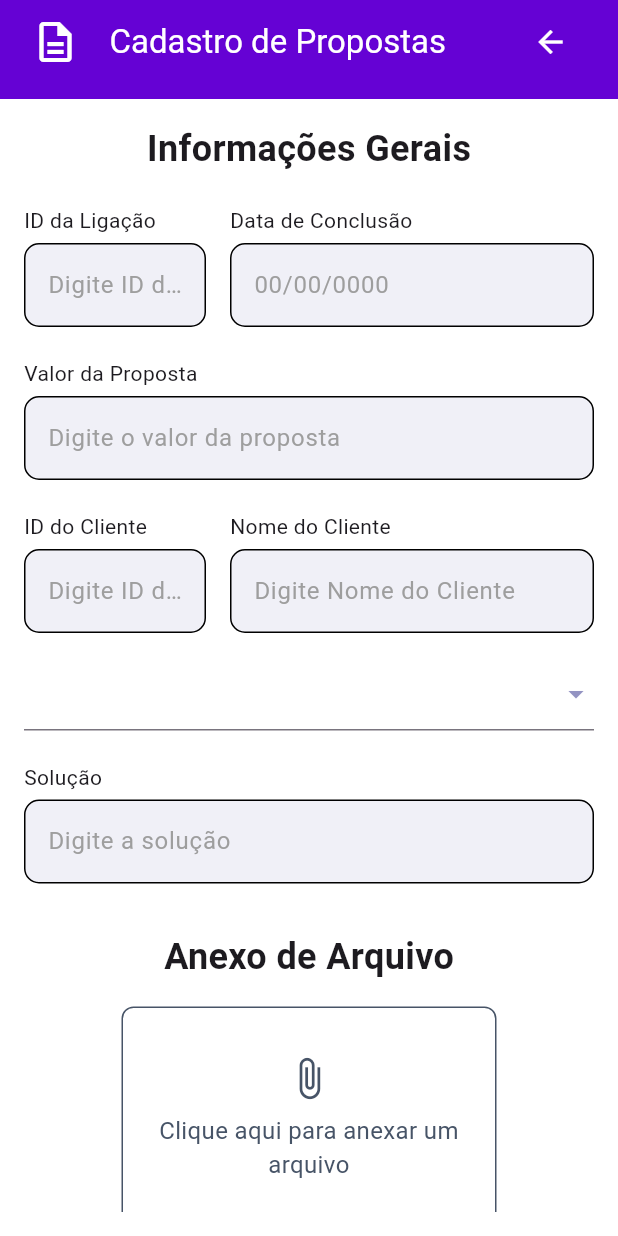
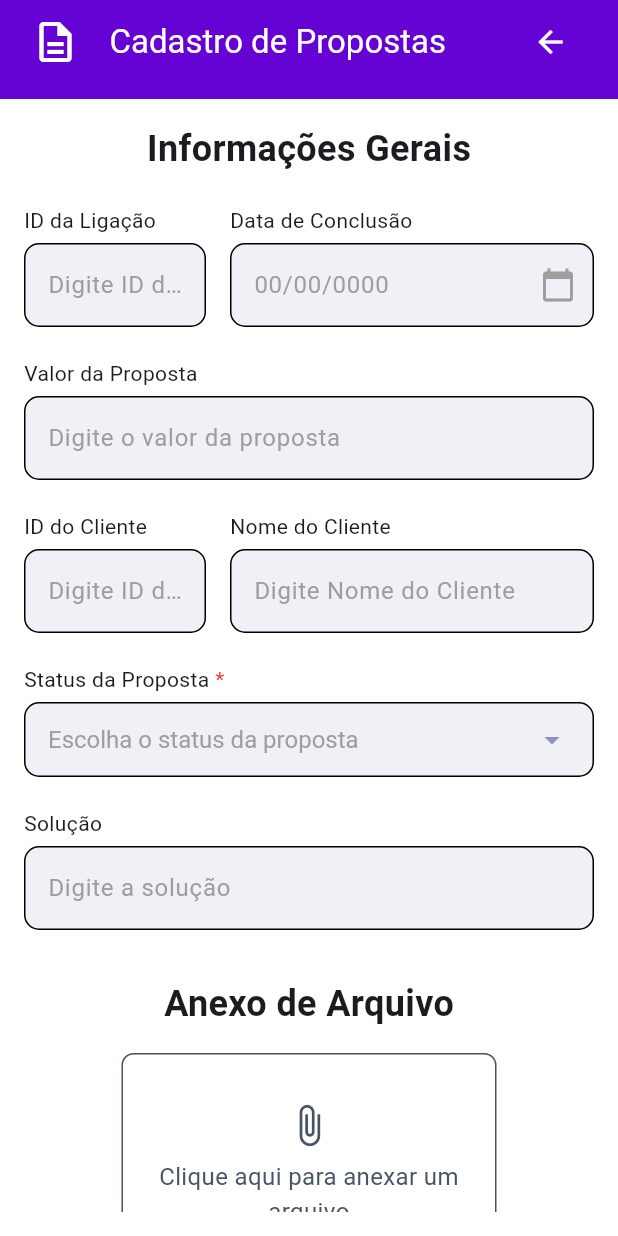
Before and after one commit to Grupo04-Esfera-Pro-Solucoes/EsferaPro, a Flutter app: the ProposalCadastro screen opened directly, on a phone screen of 412 x 824 dp. Run offline on Flutter 3.47's test engine with Material 3 defaults, Android fonts, the phone set to English and light mode, and no system bars; our stand-ins replace file_picker, fl_chart, flutter_multi_formatter, shared_preferences; missing offline and left inert: splash_screen_view; accounts and stored records are empty; network calls fail.

Commit message:
ajuste front cadastro (campos padrões)

```diff
--- a/lib/screens/stack_pages/stack_proposal.dart
+++ b/lib/screens/stack_pages/stack_proposal.dart
@@ -71,7 +71,7 @@ import 'package:flutter/services.dart';
                   .format(DateFormat('dd/MM/yyyy').parse(_date.text)),
               description: _description.text,
               service: _service.text,
-              value: double.parse(_value.text),
+              value: double.parse(_value.text.replaceAll('R\$ ', '')),
               idStatusProposal: _selectedStatus!,
               clientId: _clientId.text,
               file: _selectedFile != null ? _selectedFile! : File(''),
@@ -190,14 +190,26 @@ import 'package:flutter/services.dart';
                                   const SizedBox(height: 5),
                                   _buildTitle('Data de Conclusão'),
                                   const SizedBox(height: 5),
-                                GestureDetector(
-                                  onTap: () => _selectDate(context),
-                                  child: AbsorbPointer(
-                                    child: _buildTextField(
+                                  Stack(
+                                    children: [
+                                      _buildTextField(
                                         controller: _date,
                                         hintText: '00/00/0000',
+                                        inputFormatters: [
+                                          FilteringTextInputFormatter.digitsOnly,
+                                          DateInputFormatter(),
+                                        ],
+                                      ),
+                                      Positioned(
+                                        right: 0,
+                                        top: 0,
+                                        bottom: 0,
+                                        child: IconButton(
+                                          icon: Icon(Icons.calendar_today, color: Colors.grey),
+                                          onPressed: () => _selectDate(context),
                                         ),
                                       ),
+                                    ],
                                   ),
                                 ],
                               ),
@@ -215,6 +227,10 @@ import 'package:flutter/services.dart';
                               controller: _value,
                               hintText: 'Digite o valor da proposta',
                               keyboardType: TextInputType.number,
+                              inputFormatters: [
+                                FilteringTextInputFormatter.digitsOnly,
+                                CurrencyInputFormatter(),
+                              ],
                             ),
                           ],
                         ),
@@ -255,8 +271,29 @@ import 'package:flutter/services.dart';
                           ],
                         ),
                         const SizedBox(height: 16.0),
-                        DropdownButtonFormField<int>(
+                        Row(
+                          children: [
+                            Expanded(
+                              flex: 1,
+                              child: Column(
+                                crossAxisAlignment: CrossAxisAlignment.start,
+                                children: [
+                                  const SizedBox(height: 5),
+                                  _buildTitle('Status da Proposta', isRequired: true),
+                                  const SizedBox(height: 5),
+                                  Container(
+                                    decoration: BoxDecoration(
+                                      color: const Color(0xFFF0F0F7),
+                                      borderRadius: BorderRadius.circular(10),
+                                      border: Border.all(color: Colors.black),
+                                    ),
+                                    padding: const EdgeInsets.symmetric(horizontal: 15),
+                                    child: DropdownButtonFormField<int>(
                                       value: _selectedStatus,
+                                      hint: const Text(
+                                        'Escolha o status da proposta',
+                                        style: TextStyle(color: Colors.grey),
+                                      ),
                                       items: _statusOptions.map((status) {
                                         return DropdownMenuItem<int>(
                                           value: status['idStatusProposal'],
@@ -264,7 +301,7 @@ import 'package:flutter/services.dart';
                                             status['name'],
                                             style: const TextStyle(
                                               fontFamily: 'Roboto',
-                                  fontSize: 22,
+                                              fontSize: 16,
                                               color: Color(0xFF475467),
                                             ),
                                           ),
@@ -285,9 +322,18 @@ import 'package:flutter/services.dart';
                                       dropdownColor: const Color(0xFFF0F0F7),
                                       style: const TextStyle(
                                         fontFamily: 'Roboto',
-                            fontSize: 22,
+                                        fontSize: 16,
                                         color: Color(0xFF475467),
                                       ),
+                                      decoration: const InputDecoration(
+                                        border: InputBorder.none,
+                                      ),
+                                    ),
+                                  ),
+                                ],
+                              ),
+                            ),
+                          ],
                         ),
                         const SizedBox(height: 16.0),
                         Column(
@@ -455,7 +501,8 @@ import 'package:flutter/services.dart';
           keyboardType: keyboardType,
         ),
       );
-  }}
+    }
+  }
 
   class CustomSizedElevatedButton extends StatelessWidget {
     final VoidCallback onPressed;
@@ -494,3 +541,33 @@ class CustomSizedElevatedButton extends StatelessWidget {
       );
     }
   }
+
+  class DateInputFormatter extends TextInputFormatter {
+    @override
+    TextEditingValue formatEditUpdate(TextEditingValue oldValue, TextEditingValue newValue) {
+      final text = newValue.text;
+      if (text.length == 2 || text.length == 5) {
+        if (oldValue.text.length < newValue.text.length) {
+          return TextEditingValue(
+            text: '$text/',
+            selection: TextSelection.collapsed(offset: text.length + 1),
+          );
+        }
+      }
+      return newValue;
+    }
+  }
+
+  class CurrencyInputFormatter extends TextInputFormatter {
+    @override
+    TextEditingValue formatEditUpdate(TextEditingValue oldValue, TextEditingValue newValue) {
+      String newText = newValue.text.replaceAll(RegExp(r'[^\d]'), '');
+      if (newText.isNotEmpty) {
+        newText = 'R\$ ' + newText;
+      }
+      return TextEditingValue(
+        text: newText,
+        selection: TextSelection.collapsed(offset: newText.length),
+      );
+    }
+  }
```
Lines whose indentation alone changed are shown as unchanged.
